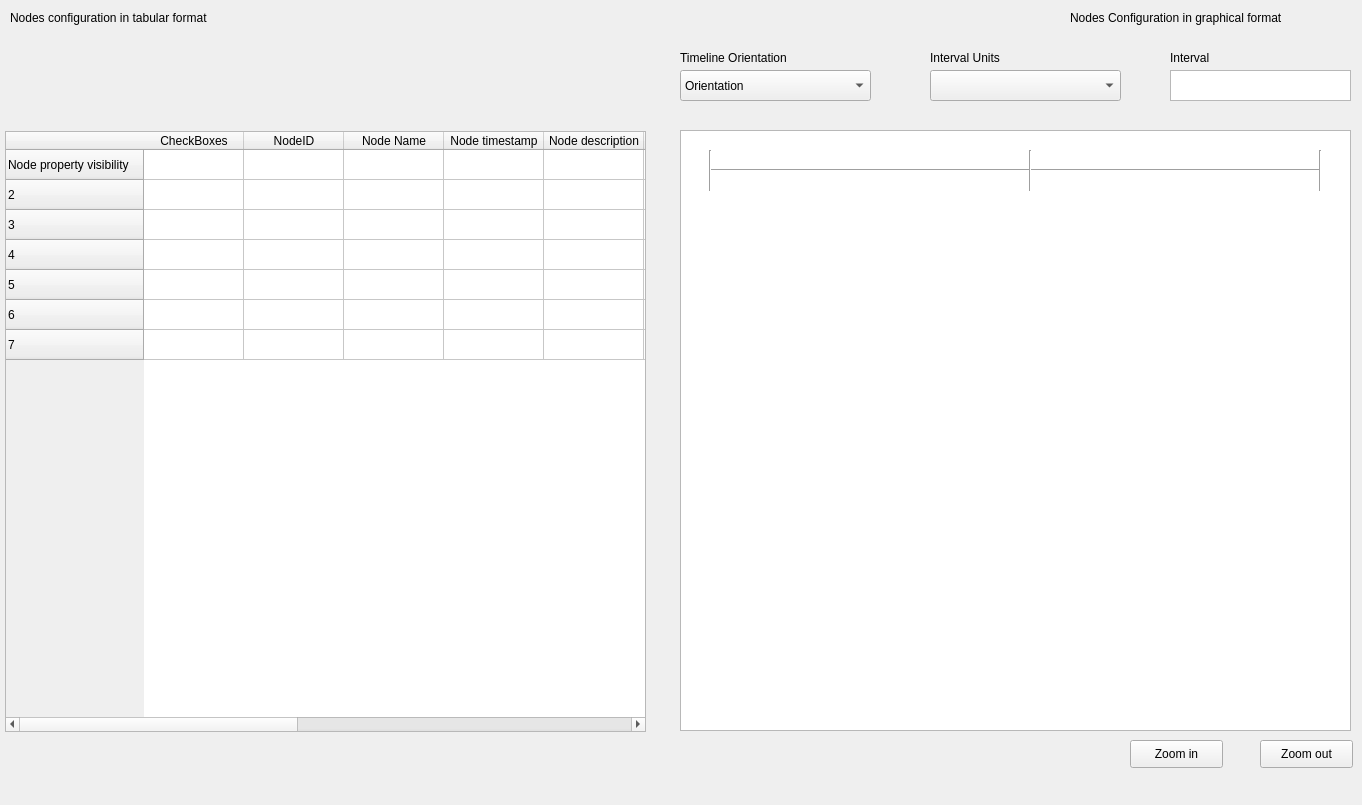
Above: app/views/ui/PICK_NodeConfigGraphView.ui from galvarez6/pick-tool-team07-runtime-terror before the change. Below: the same form after it.
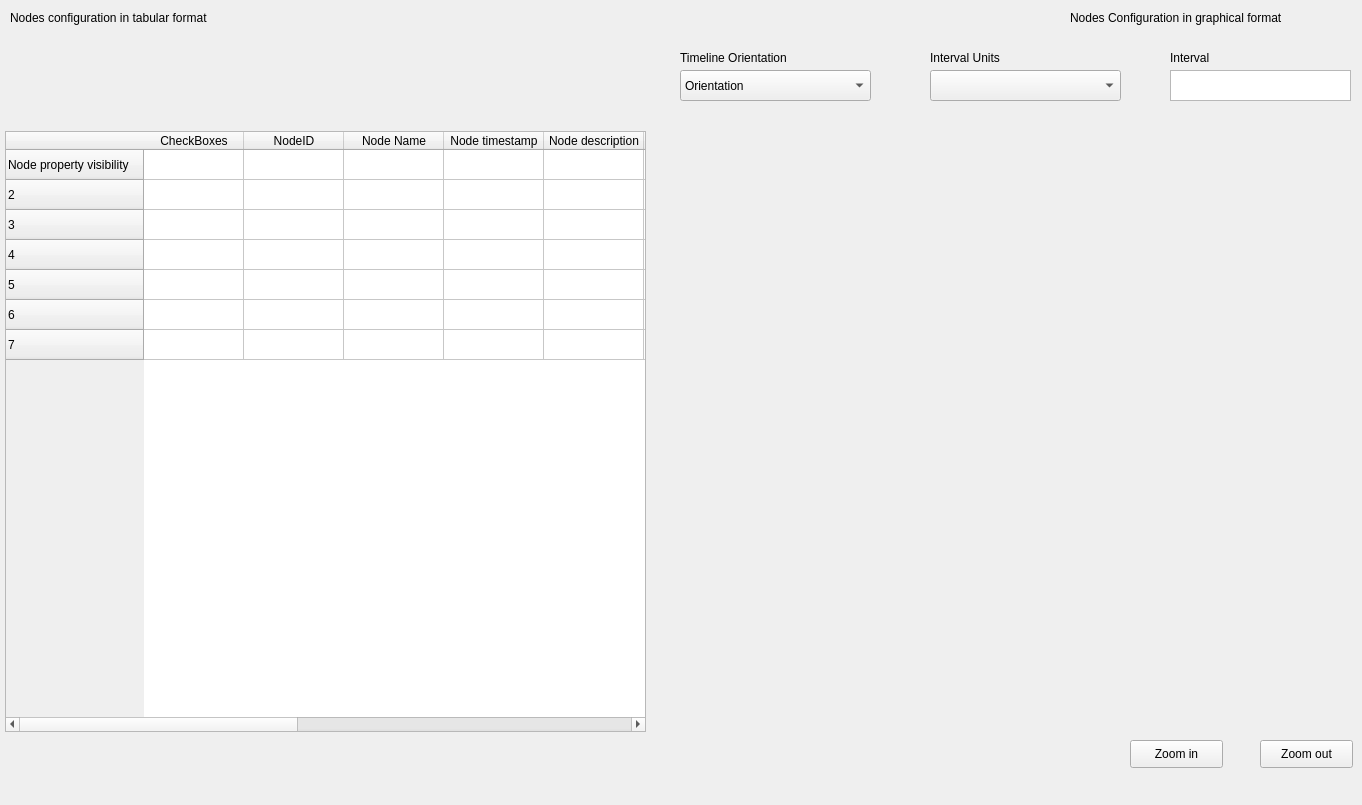
That is the form after the change. Icons and pictures are not drawn.

Commit message: First attempt to graph

What changed in the file:
```diff
--- a/app/views/ui/PICK_NodeConfigGraphView.ui
+++ b/app/views/ui/PICK_NodeConfigGraphView.ui
@@ -64,16 +64,6 @@
     <string>Timeline Orientation</string>
    </property>
   </widget>
-  <widget class="QListWidget" name="listWidget">
-   <property name="geometry">
-    <rect>
-     <x>680</x>
-     <y>130</y>
-     <width>671</width>
-     <height>601</height>
-    </rect>
-   </property>
-  </widget>
   <widget class="QLabel" name="label_3">
    <property name="geometry">
     <rect>
@@ -97,58 +87,6 @@
     </rect>
    </property>
   </widget>
-  <widget class="Line" name="line">
-   <property name="geometry">
-    <rect>
-     <x>710</x>
-     <y>160</y>
-     <width>611</width>
-     <height>20</height>
-    </rect>
-   </property>
-   <property name="orientation">
-    <enum>Qt::Horizontal</enum>
-   </property>
-  </widget>
-  <widget class="Line" name="line_2">
-   <property name="geometry">
-    <rect>
-     <x>700</x>
-     <y>150</y>
-     <width>20</width>
-     <height>41</height>
-    </rect>
-   </property>
-   <property name="orientation">
-    <enum>Qt::Vertical</enum>
-   </property>
-  </widget>
-  <widget class="Line" name="line_3">
-   <property name="geometry">
-    <rect>
-     <x>1310</x>
-     <y>150</y>
-     <width>20</width>
-     <height>41</height>
-    </rect>
-   </property>
-   <property name="orientation">
-    <enum>Qt::Vertical</enum>
-   </property>
-  </widget>
-  <widget class="Line" name="line_4">
-   <property name="geometry">
-    <rect>
-     <x>1020</x>
-     <y>150</y>
-     <width>20</width>
-     <height>41</height>
-    </rect>
-   </property>
-   <property name="orientation">
-    <enum>Qt::Vertical</enum>
-   </property>
-  </widget>
   <widget class="QPushButton" name="pushButton">
    <property name="geometry">
     <rect>
@@ -342,6 +280,17 @@
     <string>Nodes configuration in tabular format</string>
    </property>
   </widget>
+  <widget class="QWidget" name="verticalLayoutWidget">
+   <property name="geometry">
+    <rect>
+     <x>659</x>
+     <y>129</y>
+     <width>691</width>
+     <height>601</height>
+    </rect>
+   </property>
+   <layout class="QVBoxLayout" name="graph"/>
+  </widget>
  </widget>
  <resources/>
  <connections/>
```
The commit also changes 3 other files.
